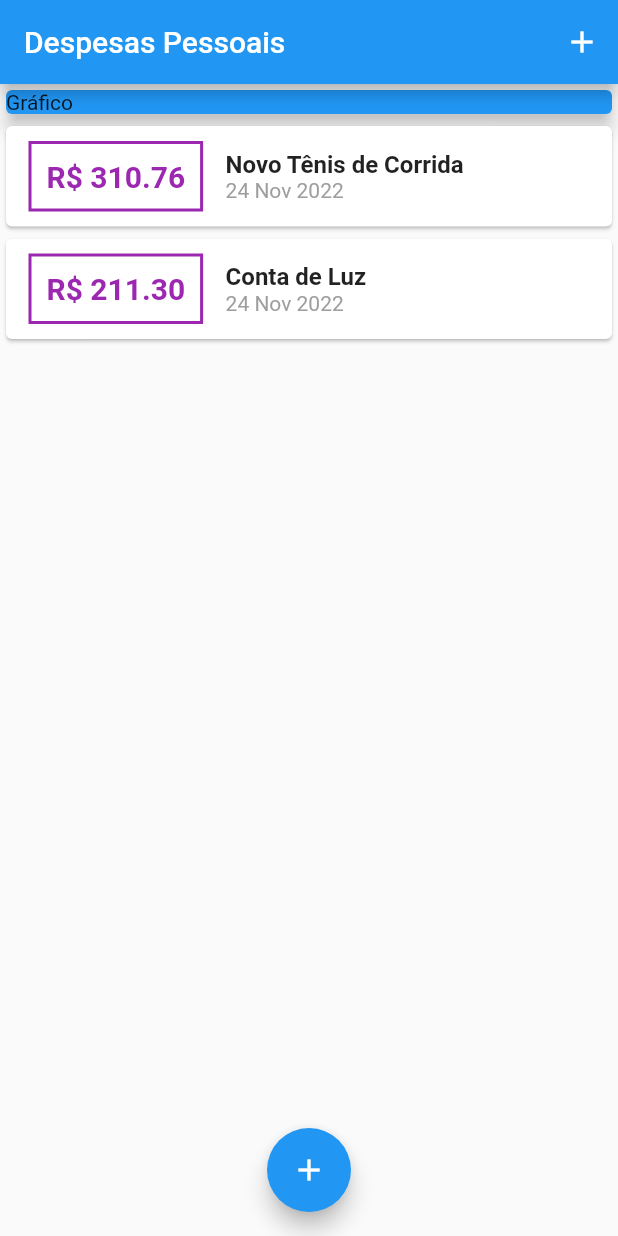
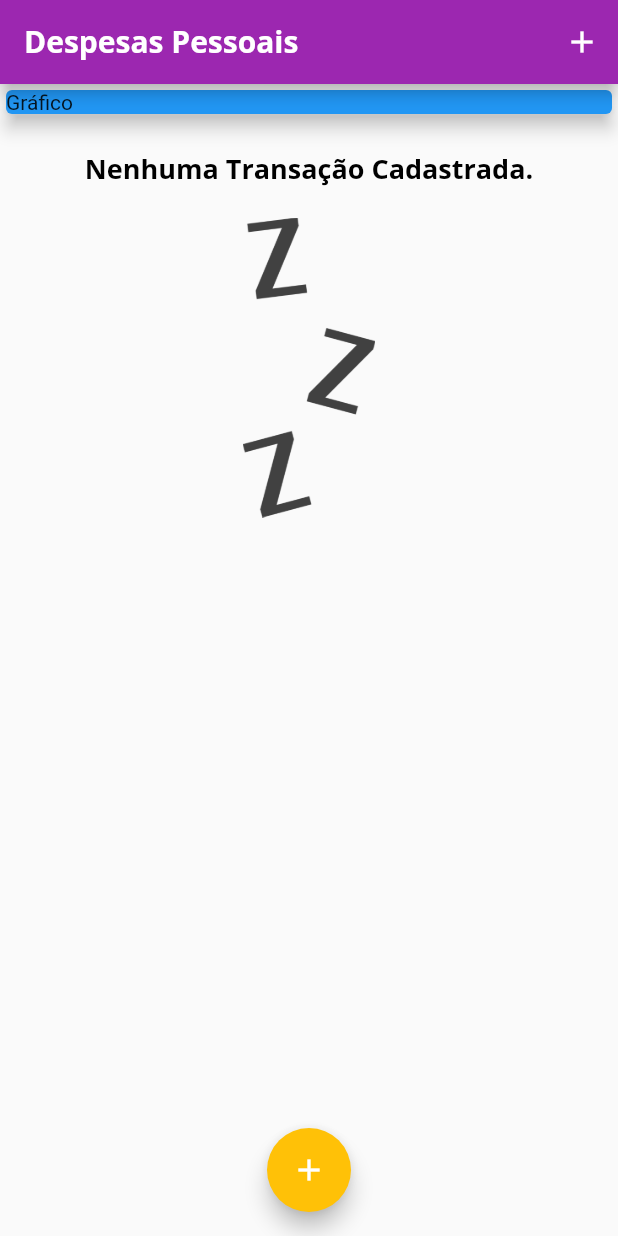
Before and after one commit to portelaoliveira/expenses, a Flutter app: the screen it shows after launch, on a phone screen of 412 x 824 dp. Run offline on Flutter 3.47's test engine with Material 2 defaults, Android fonts, the phone set to English and light mode, and no system bars.

Commit message:
Adicionar imagem para informar que não há transações.

```diff
--- a/lib/components/transaction_list.dart
+++ b/lib/components/transaction_list.dart
@@ -11,7 +11,25 @@ class TransactionList extends StatelessWidget {
   Widget build(BuildContext context) {
     return Container(
       height: 300,
-      child: ListView.builder(
+      child: transactions.isEmpty
+          ? Column(
+              children: <Widget>[
+                SizedBox(height: 20),
+                Text(
+                  'Nenhuma Transação Cadastrada.',
+                  style: Theme.of(context).textTheme.headline6,
+                ),
+                SizedBox(height: 20),
+                Container(
+                  height: 200,
+                  child: Image(
+                    image: AssetImage('assets/images/waiting.png'),
+                    fit: BoxFit.cover,
+                  ),
+                ),
+              ],
+            )
+          : ListView.builder(
               itemCount: transactions.length,
               itemBuilder: (ctx, index) {
                 final tr = transactions[index];
@@ -19,7 +37,8 @@ class TransactionList extends StatelessWidget {
                   child: Row(
                     children: <Widget>[
                       Container(
-                  margin: EdgeInsets.symmetric(horizontal: 15, vertical: 10),
+                        margin:
+                            EdgeInsets.symmetric(horizontal: 15, vertical: 10),
                         decoration: BoxDecoration(
                             border: Border.all(
                           color: Colors.purple,
@@ -40,10 +59,7 @@ class TransactionList extends StatelessWidget {
                         children: <Widget>[
                           Text(
                             tr.title,
-                      style: TextStyle(
-                        fontSize: 16,
-                        fontWeight: FontWeight.bold,
-                      ),
+                            style: Theme.of(context).textTheme.headline6,
                           ),
                           Text(
                             DateFormat('d MMM y').format(tr.date),
--- a/lib/main.dart
+++ b/lib/main.dart
@@ -1,48 +1,58 @@
-import 'package:expenses/components/transaction_form.dart';
 import 'package:flutter/material.dart';
-
 import 'dart:math';
-import 'components/transaction_form.dart';
-import 'components/transaction_list.dart';
-import '../models/transaction.dart';
+import './components/transaction_form.dart';
+import './components/transaction_list.dart';
+import 'models/transaction.dart';
 
 main() => runApp(ExpensesApp());
 
 class ExpensesApp extends StatelessWidget {
   @override
   Widget build(BuildContext context) {
+    final ThemeData tema = ThemeData();
+
     return MaterialApp(
       home: MyHomePage(),
+      theme: tema.copyWith(
+        colorScheme: tema.colorScheme.copyWith(
+          primary: Colors.purple,
+          secondary: Colors.amber,
+        ),
+        textTheme: tema.textTheme.copyWith(
+          headline6: TextStyle(
+            fontFamily: 'OpenSans',
+            fontSize: 18,
+            fontWeight: FontWeight.bold,
+            color: Colors.black,
+          ),
+        ),
+        appBarTheme: AppBarTheme(
+          titleTextStyle: TextStyle(
+            fontFamily: 'OpenSans',
+            fontSize: 20,
+            fontWeight: FontWeight.bold,
+          ),
+        ),
+      ),
     );
   }
 }
 
 class MyHomePage extends StatefulWidget {
   @override
-  State<MyHomePage> createState() => _MyHomePageState();
+  _MyHomePageState createState() => _MyHomePageState();
 }
 
 class _MyHomePageState extends State<MyHomePage> {
-  final _transactions = [
-    Transaction(
-        id: 't1',
-        title: 'Novo Tênis de Corrida',
-        value: 310.76,
-        date: DateTime.now()),
-    Transaction(
-      id: 't2',
-      title: 'Conta de Luz',
-      value: 211.30,
-      date: DateTime.now(),
-    ),
-  ];
+  final List<Transaction> _transactions = [];
 
   _addTransaction(String title, double value) {
     final newTransaction = Transaction(
       id: Random().nextDouble().toString(),
       title: title,
       value: value,
-        date: DateTime.now());
+      date: DateTime.now(),
+    );
 
     setState(() {
       _transactions.add(newTransaction);
@@ -56,7 +66,8 @@ class _MyHomePageState extends State<MyHomePage> {
       context: context,
       builder: (_) {
         return TransactionForm(_addTransaction);
-        });
+      },
+    );
   }
 
   @override
@@ -68,7 +79,7 @@ class _MyHomePageState extends State<MyHomePage> {
           IconButton(
             icon: Icon(Icons.add),
             onPressed: () => _openTransactionFormModal(context),
-          )
+          ),
         ],
       ),
       body: SingleChildScrollView(
@@ -76,6 +87,7 @@ class _MyHomePageState extends State<MyHomePage> {
           crossAxisAlignment: CrossAxisAlignment.stretch,
           children: <Widget>[
             Container(
+              width: double.infinity,
               child: Card(
                 color: Colors.blue,
                 child: Text('Gráfico'),
```
Also changed, not shown: pubspec.yaml (+12 -7 lines), assets/fonts/OpenSans-Bold.ttf (added), assets/fonts/OpenSans-Regular.ttf (added), assets/fonts/Quicksand-Bold.ttf (added), assets/fonts/Quicksand-Light.ttf (added), assets/fonts/Quicksand-Medium.ttf (added), assets/fonts/Quicksand-Regular.ttf (added), assets/images/waiting.png (added). Lines whose indentation alone changed are shown as unchanged.
